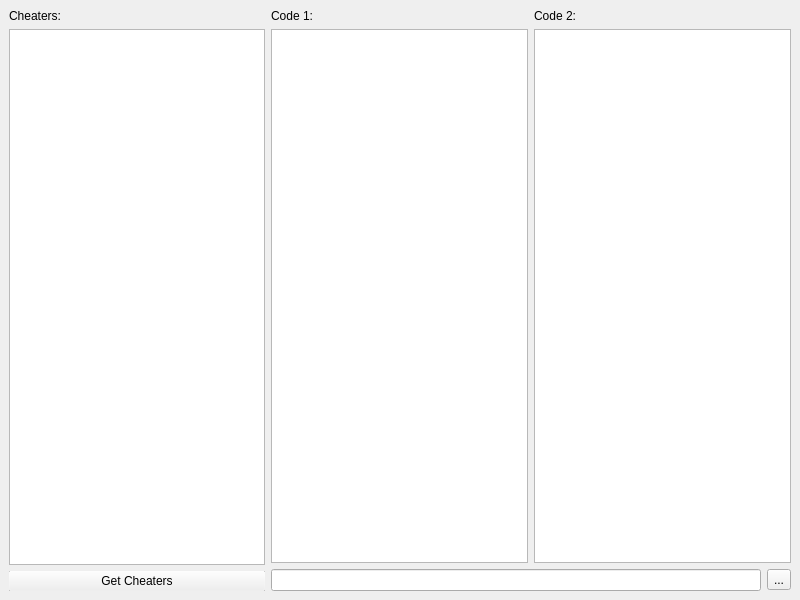
Old version of the form checker.ui in the repository Ace0320/CheatChecker.
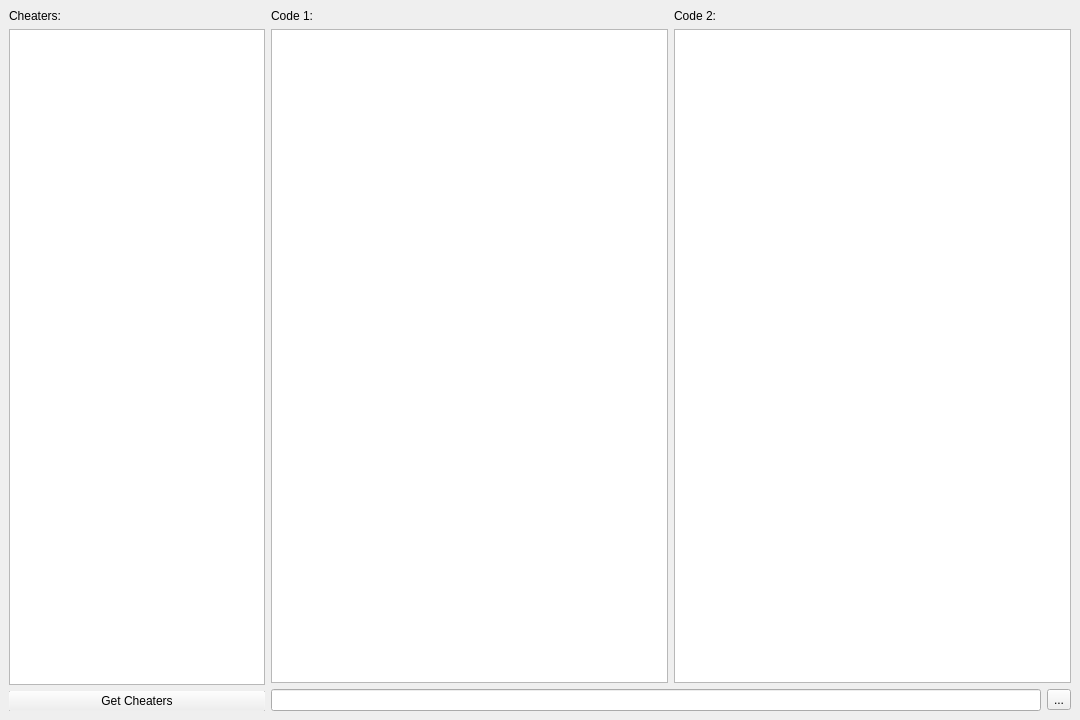
New version of the form.

Commit message: Implemented openning similar code when cheaters pair is clicked

Diff of the .ui file:
```diff
--- a/checker.ui
+++ b/checker.ui
@@ -6,8 +6,8 @@
    <rect>
     <x>0</x>
     <y>0</y>
-    <width>800</width>
-    <height>600</height>
+    <width>1080</width>
+    <height>720</height>
    </rect>
   </property>
   <property name="windowTitle">
```
Left out of the diff: 6 changed lines with no effect on the pictures. The commit also changes 2 other files.
